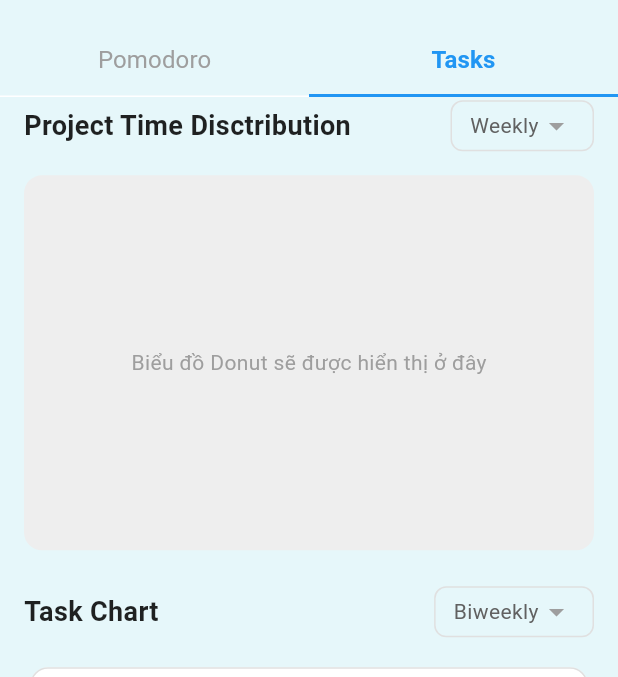
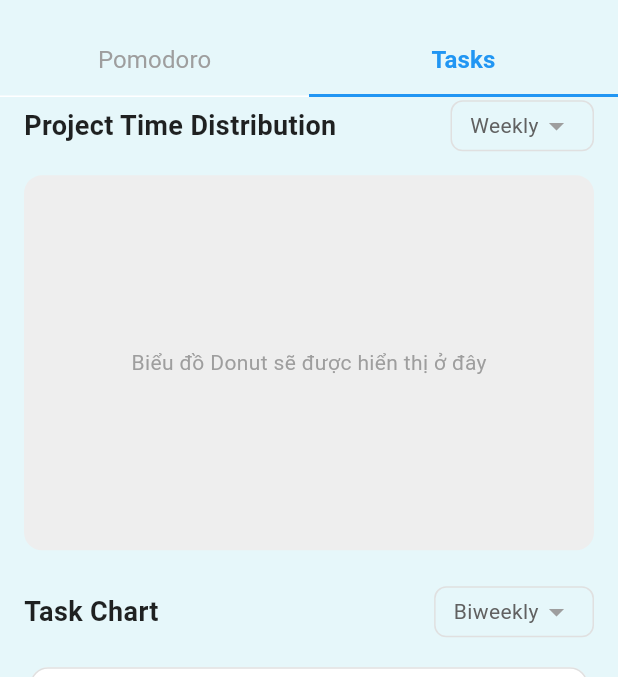
Before and after one commit to TINVO04/DNTU-Focus, a Flutter app: the ReportScreen screen opened by its route, tab 2 chosen, scrolled down 720 dp, on a phone screen of 412 x 824 dp, the part 59-736 px from its top. Run offline on Flutter 3.47's test engine with Material 3 defaults, Android fonts, the phone set to English and light mode, and no system bars; drawn by our look-alikes of fl_chart; our stand-ins replace audioplayers, bloc, cloud_firestore, equatable, firebase_auth, firebase_core and 16 more; accounts and stored records are empty; network calls fail.

Commit message:
Fix report section errors

```diff
--- a/dntu_focus/lib/features/report/presentation/tab/tasks_report_tab.dart
+++ b/dntu_focus/lib/features/report/presentation/tab/tasks_report_tab.dart
@@ -20,7 +20,7 @@ class TasksReportTab extends StatelessWidget {
           const SizedBox(height: 16),
           _buildTaskFocusList(),
           const SizedBox(height: 24),
-          _buildSectionHeader(context, title: 'Project Time Disctribution', filter: 'Weekly'),
+          _buildSectionHeader(context, title: 'Project Time Distribution', filter: 'Weekly'),
           const SizedBox(height: 16),
           // Placeholder cho biểu đồ Donut
           Container(
```
Also changed, not shown: dntu_focus/lib/features/report/data/models/pomodoro_session_model.g.dart.
